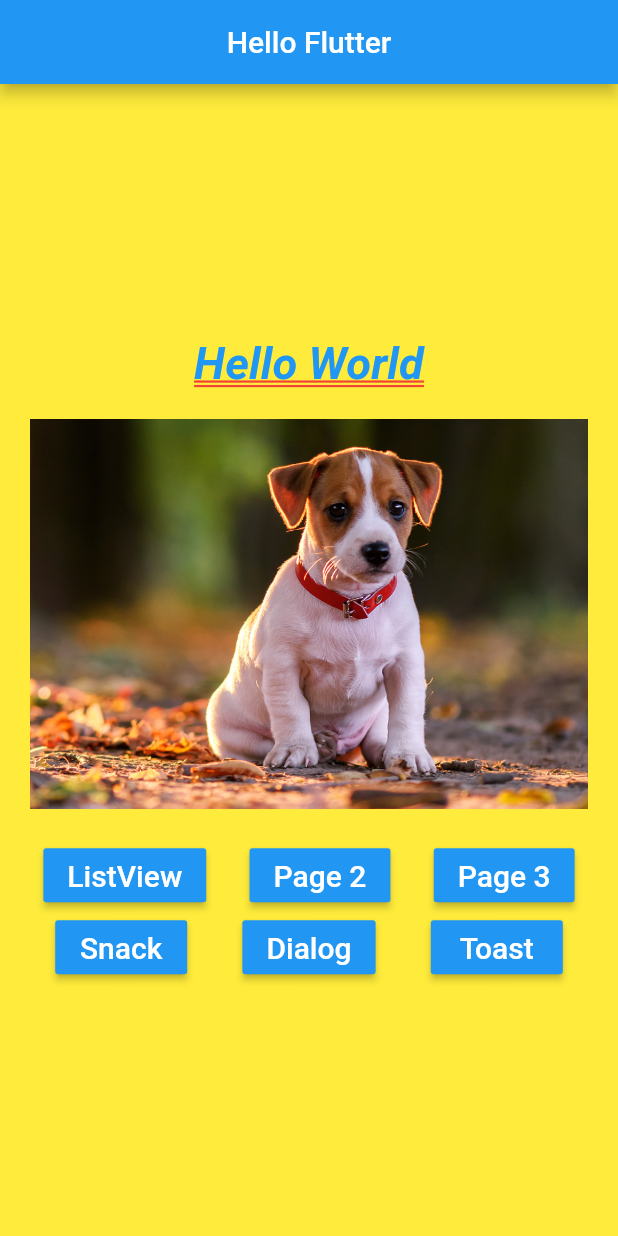
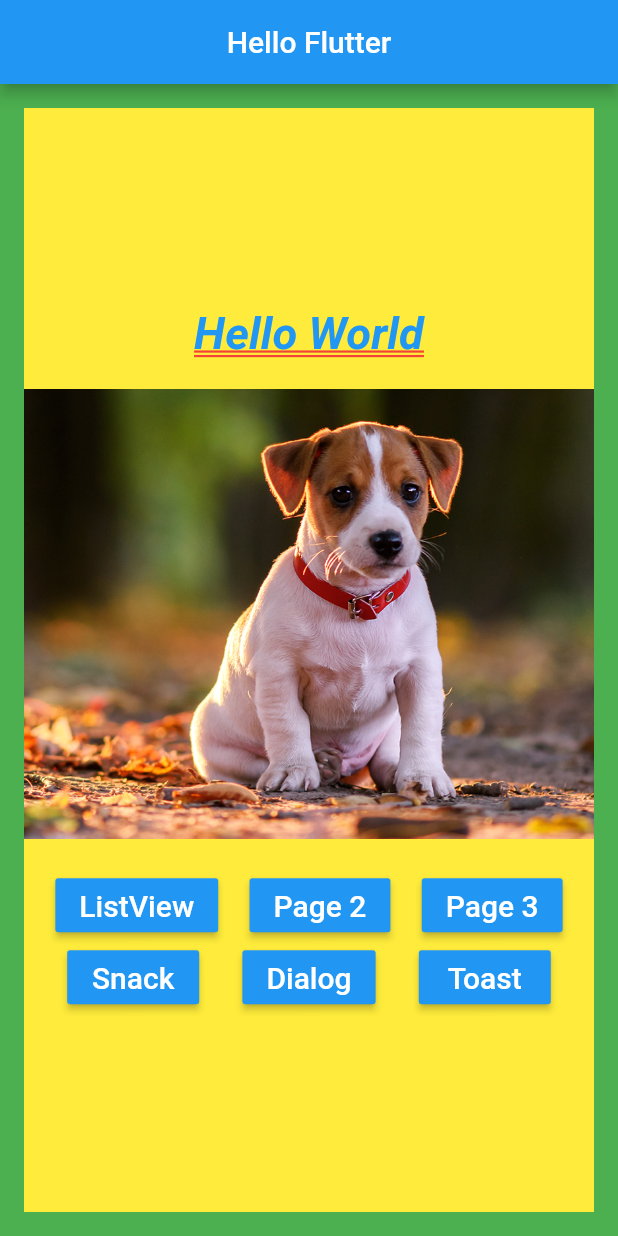
Before and after one commit to mauro-santos/flutter_hello1, a Flutter app: the screen it shows after launch, on a phone screen of 412 x 824 dp. Run offline on Flutter 3.47's test engine with Material 2 defaults, Android fonts, the phone set to English and light mode, and no system bars.

Commit message:
- Margin e Padding (Widget Padding e padding no Container).

```diff
--- a/lib/home_page.dart
+++ b/lib/home_page.dart
@@ -16,7 +16,11 @@ class HomePage extends StatelessWidget {
   }
 
   _body() {
+    //return Padding(
     return Container(
+      color: Colors.green,
+      padding: const EdgeInsets.all(16.0),
+      child: Container(
         color: Colors.yellow,
         child: Column(
           mainAxisAlignment: MainAxisAlignment.center,
@@ -26,12 +30,14 @@ class HomePage extends StatelessWidget {
             _buttons(),
           ],
         ),
+      ),
     );
   }
 
   Container _pageView() {
     return Container(
       height: 300,
+      margin: EdgeInsets.only(top: 20, bottom: 20),
       child: PageView(
         children: <Widget>[
           _img("assets/images/dog1.png"),
@@ -100,12 +106,9 @@ class HomePage extends StatelessWidget {
   }
 
   _img(String img) {
-    return Container(
-      margin: EdgeInsets.all(20),
-      child: Image.asset(
+    return Image.asset(
       img,
       fit: BoxFit.cover,
-      ),
     );
   }
 
```
Lines whose indentation alone changed are shown as unchanged.
